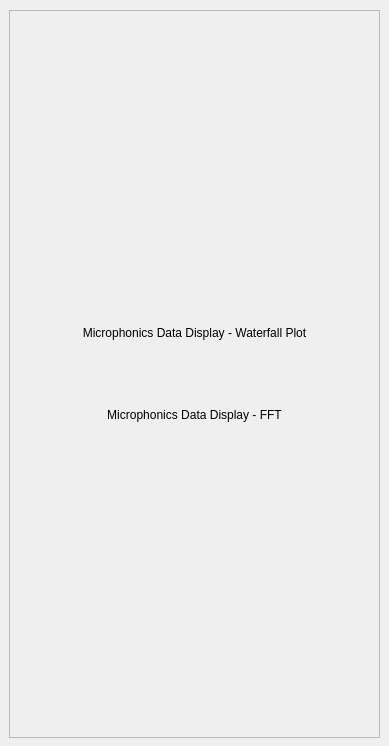
slaclab/Microphonics_tab, file MicPlot.ui: the form before one commit.
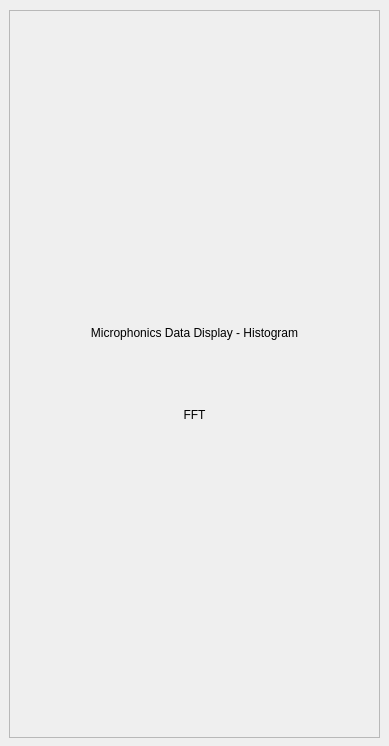
The form after the commit.

Commit message: made the plots prettier and fixed false error

Diff of the .ui file:
```diff
--- a/MicPlot.ui
+++ b/MicPlot.ui
@@ -49,7 +49,7 @@
          </size>
         </property>
         <property name="text">
-         <string>Microphonics Data Display - Waterfall Plot</string>
+         <string>Microphonics Data Display - Histogram</string>
         </property>
         <property name="alignment">
          <set>Qt::AlignCenter</set>
@@ -87,7 +87,7 @@
          </size>
         </property>
         <property name="text">
-         <string>Microphonics Data Display - FFT</string>
+         <string>FFT</string>
         </property>
         <property name="alignment">
          <set>Qt::AlignCenter</set>
```
The commit also changes 1 other file.
